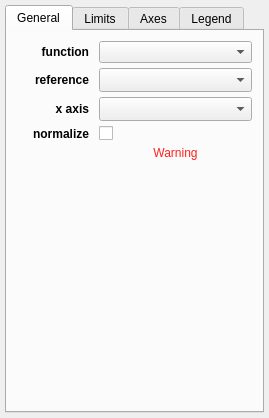
Above: glue/viewers/profile/qt/options_widget.ui from glue-viz/glue before the change. Below: the same form after it.
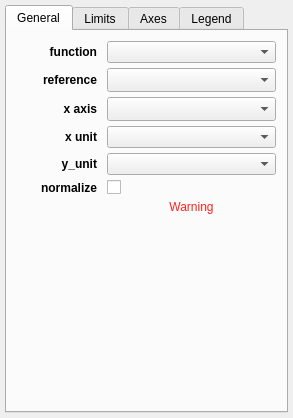
That is the form after the change. Custom widgets are drawn as their Qt base class.

Commit message: Initial implementation of unit conversion in profile viewer

What changed in the file:
```diff
--- a/glue/viewers/profile/qt/options_widget.ui
+++ b/glue/viewers/profile/qt/options_widget.ui
@@ -6,7 +6,7 @@
    <rect>
     <x>0</x>
     <y>0</y>
-    <width>269</width>
+    <width>293</width>
     <height>418</height>
    </rect>
   </property>
@@ -57,25 +57,6 @@
        <property name="verticalSpacing">
         <number>5</number>
        </property>
-       <item row="1" column="0">
-        <widget class="QLabel" name="label_6">
-         <property name="font">
-          <font>
-           <weight>75</weight>
-           <bold>true</bold>
-          </font>
-         </property>
-         <property name="text">
-          <string>reference</string>
-         </property>
-         <property name="alignment">
-          <set>Qt::AlignRight|Qt::AlignTrailing|Qt::AlignVCenter</set>
-         </property>
-        </widget>
-       </item>
-       <item row="0" column="1" colspan="2">
-        <widget class="QComboBox" name="combosel_function"/>
-       </item>
        <item row="2" column="1" colspan="2">
         <widget class="QComboBox" name="combosel_x_att">
          <property name="sizeAdjustPolicy">
@@ -83,6 +64,19 @@
          </property>
         </widget>
        </item>
+       <item row="7" column="0">
+        <spacer name="verticalSpacer_2">
+         <property name="orientation">
+          <enum>Qt::Vertical</enum>
+         </property>
+         <property name="sizeHint" stdset="0">
+          <size>
+           <width>20</width>
+           <height>40</height>
+          </size>
+         </property>
+        </spacer>
+       </item>
        <item row="0" column="0">
         <widget class="QLabel" name="label">
          <property name="font">
@@ -115,14 +109,7 @@
          </property>
         </widget>
        </item>
-       <item row="4" column="1">
-        <widget class="QCheckBox" name="bool_normalize">
-         <property name="text">
-          <string/>
-         </property>
-        </widget>
-       </item>
-       <item row="6" column="1" colspan="2">
+       <item row="7" column="1" colspan="2">
         <spacer name="horizontalSpacer">
          <property name="orientation">
           <enum>Qt::Horizontal</enum>
@@ -135,7 +122,7 @@
          </property>
         </spacer>
        </item>
-       <item row="4" column="0">
+       <item row="5" column="0">
         <widget class="QLabel" name="label_7">
          <property name="font">
           <font>
@@ -151,7 +138,14 @@
          </property>
         </widget>
        </item>
-       <item row="5" column="1" colspan="2">
+       <item row="1" column="1" colspan="2">
+        <widget class="QComboBox" name="combosel_reference_data">
+         <property name="sizeAdjustPolicy">
+          <enum>QComboBox::AdjustToMinimumContentsLengthWithIcon</enum>
+         </property>
+        </widget>
+       </item>
+       <item row="6" column="1" colspan="2">
         <widget class="QLabel" name="text_warning">
          <property name="styleSheet">
           <string notr="true">color: rgb(255, 33, 28)</string>
@@ -167,25 +161,69 @@
          </property>
         </widget>
        </item>
-       <item row="1" column="1" colspan="2">
-        <widget class="QComboBox" name="combosel_reference_data">
-         <property name="sizeAdjustPolicy">
-          <enum>QComboBox::AdjustToMinimumContentsLengthWithIcon</enum>
+       <item row="0" column="1" colspan="2">
+        <widget class="QComboBox" name="combosel_function"/>
+       </item>
+       <item row="5" column="1">
+        <widget class="QCheckBox" name="bool_normalize">
+         <property name="text">
+          <string/>
          </property>
         </widget>
        </item>
-       <item row="6" column="0">
-        <spacer name="verticalSpacer_2">
-         <property name="orientation">
-          <enum>Qt::Vertical</enum>
+       <item row="1" column="0">
+        <widget class="QLabel" name="label_6">
+         <property name="font">
+          <font>
+           <weight>75</weight>
+           <bold>true</bold>
+          </font>
          </property>
-         <property name="sizeHint" stdset="0">
-          <size>
-           <width>20</width>
-           <height>40</height>
-          </size>
+         <property name="text">
+          <string>reference</string>
          </property>
-        </spacer>
+         <property name="alignment">
+          <set>Qt::AlignRight|Qt::AlignTrailing|Qt::AlignVCenter</set>
+         </property>
+        </widget>
+       </item>
+       <item row="3" column="0">
+        <widget class="QLabel" name="label_4">
+         <property name="font">
+          <font>
+           <weight>75</weight>
+           <bold>true</bold>
+          </font>
+         </property>
+         <property name="text">
+          <string>x unit</string>
+         </property>
+         <property name="alignment">
+          <set>Qt::AlignRight|Qt::AlignTrailing|Qt::AlignVCenter</set>
+         </property>
+        </widget>
+       </item>
+       <item row="4" column="0">
+        <widget class="QLabel" name="label_8">
+         <property name="font">
+          <font>
+           <weight>75</weight>
+           <bold>true</bold>
+          </font>
+         </property>
+         <property name="text">
+          <string>y_unit</string>
+         </property>
+         <property name="alignment">
+          <set>Qt::AlignRight|Qt::AlignTrailing|Qt::AlignVCenter</set>
+         </property>
+        </widget>
+       </item>
+       <item row="4" column="1" colspan="2">
+        <widget class="QComboBox" name="combosel_y_display_unit"/>
+       </item>
+       <item row="3" column="1" colspan="2">
+        <widget class="QComboBox" name="combosel_x_display_unit"/>
        </item>
       </layout>
      </widget>
```
The commit also changes 4 other files.
